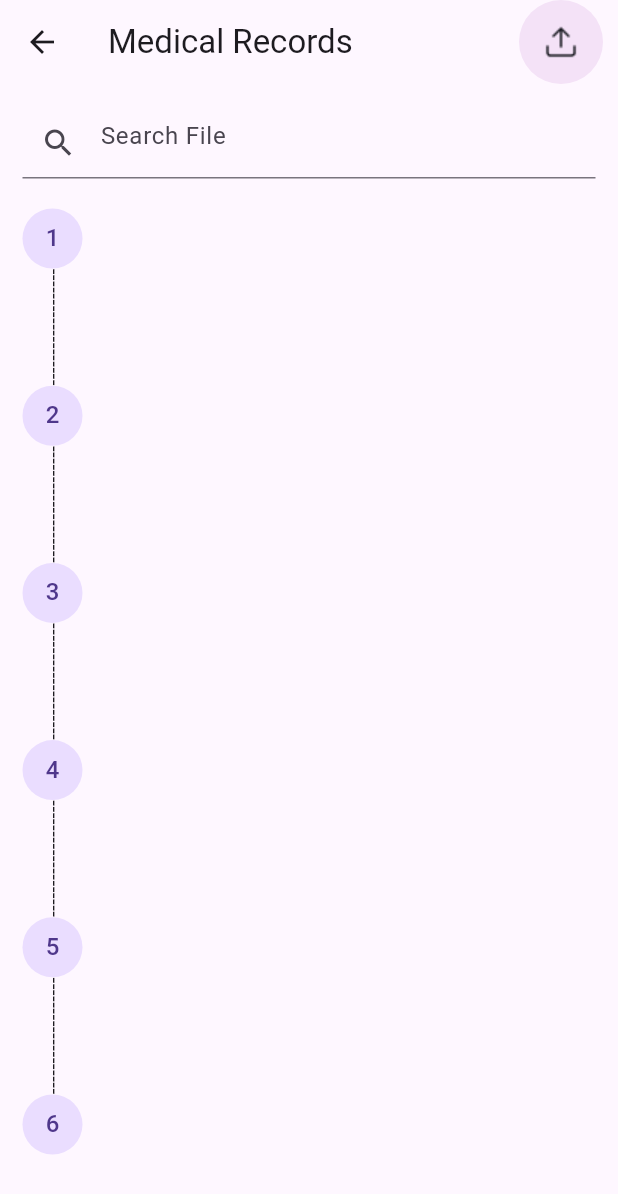
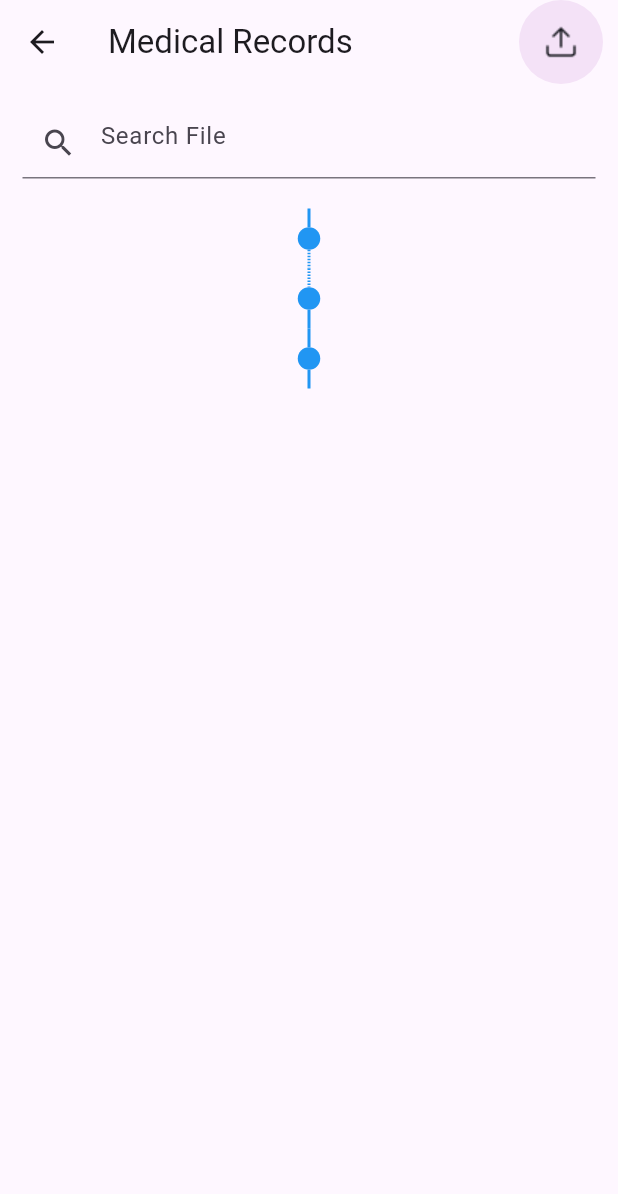
Before and after one commit to AbuRasel9/I-hope-project-ui, a Flutter app: the MedicalRecord screen opened directly, on a phone screen of 412 x 824 dp. Shown: the top 1194 px of the screen. Run offline on Flutter 3.47's test engine with Material 3 defaults, Android fonts, the phone set to English and light mode, and no system bars; drawn by our look-alikes of timelines; our stand-ins replace carousel_slider, curved_labeled_navigation_bar; missing offline and left inert: another_stepper.

Commit message:
medical record

```diff
--- a/lib/screens/booking_appainment/booking_apainment_screen.dart
+++ b/lib/screens/booking_appainment/booking_apainment_screen.dart
@@ -21,7 +21,7 @@ class _BookingAppainmentScreenState extends State<BookingAppainmentScreen> {
               "Booking Appointment",
               style: headingTextStyle(),
             ),
-            Text("Digital Prescription"),
+            Text("Digital Prescription",style: headingTextStyle(),),
             Expanded(child: DigitalPrescriptionListview(listItem: [
               "Biopsy",
               "4D Scan",
--- a/lib/screens/booking_appainment/widget/text_style.dart
+++ b/lib/screens/booking_appainment/widget/text_style.dart
@@ -1,3 +1,4 @@
 import 'package:flutter/material.dart';
 
   TextStyle headingTextStyle() => TextStyle(fontSize: 28,fontWeight: FontWeight.bold,color: Colors.black);
+  TextStyle subtitleTextStyle() => TextStyle(fontSize: 22,fontWeight: FontWeight.bold,color: Colors.black);
--- a/lib/screens/medical_record_screen/medical_record.dart
+++ b/lib/screens/medical_record_screen/medical_record.dart
@@ -1,5 +1,7 @@
 import 'package:another_stepper/another_stepper.dart';
 import 'package:flutter/material.dart';
+import 'package:i_hope_practise/screens/booking_appainment/booking_apainment_screen.dart';
+import 'package:timelines/timelines.dart';
 
 class MedicalRecord extends StatefulWidget {
   const MedicalRecord({super.key});
@@ -18,10 +20,15 @@ class _MedicalRecordState extends State<MedicalRecord> {
         actions: [
           Padding(
             padding: const EdgeInsets.only(right: 8.0),
-            child: CircleAvatar(
-                radius: 30,
-                backgroundColor: Colors.purple.withOpacity(.1),
-                child: Image.asset("assets/images/upload.png")),
+            child: InkWell(
+              onTap: (){
+                Navigator.push(context, MaterialPageRoute(builder: (context)=>BookingAppainmentScreen()));
+              },
+              child: CircleAvatar(
+                  radius: 30,
+                  backgroundColor: Colors.purple.withOpacity(.1),
+                  child: Image.asset("assets/images/upload.png")),
+            ),
           )
         ],
       ),
@@ -52,62 +59,107 @@ class _MedicalRecordState extends State<MedicalRecord> {
 
 
             SizedBox(),
-
-            Column(
-              // crossAxisAlignment: CrossAxisAlignment.start,
-              children: [
-                CircleAvatar(child: Text("1"),),
-                Padding(
-                  padding: EdgeInsets.only(left: 4,top: 0),
-                  child: new RotatedBox(
-                      quarterTurns: 1,
-                      child: new Text("-------------------")
-                  ),
-
-                ),
-                CircleAvatar(child: Text("2"),),
-                Padding(
-                  padding: EdgeInsets.only(left: 4,top: 0),
-                  child: new RotatedBox(
-                      quarterTurns: 1,
-                      child: new Text("-------------------")
-                  ),
-
-                ),
-
-                CircleAvatar(child: Text("3"),),
-                Padding(
-                  padding: EdgeInsets.only(left: 4,top: 0),
-                  child: new RotatedBox(
-                      quarterTurns: 1,
-                      child: new Text("-------------------")
-                  ),
-
-                ),
-                CircleAvatar(child: Text("4"),),
-                Padding(
-                  padding: EdgeInsets.only(left: 4,top: 0),
-                  child: new RotatedBox(
-                      quarterTurns: 1,
-                      child: new Text("-------------------")
-                  ),
-
-                ),
-
-                CircleAvatar(child: Text("5"),),
-                Padding(
-                  padding: EdgeInsets.only(left: 4,top: 0),
-                  child: new RotatedBox(
-                      quarterTurns: 1,
-                      child: new Text("-------------------")
-                  ),
-
-                ),
-                CircleAvatar(child: Text("6"),),
+            FixedTimeline.tileBuilder(
+              builder: TimelineTileBuilder.connectedFromStyle(
+                connectionDirection: ConnectionDirection.before,
+                connectorStyleBuilder: (context, index) {
+                  return (index == 1) ? ConnectorStyle.dashedLine : ConnectorStyle.solidLine;
+                },
+                indicatorStyleBuilder: (context, index) => IndicatorStyle.dot,
+                itemExtent: 40.0,
+                itemCount: 3,
+              ),
+            )
 
 
-              ],
-            ),
+
+            // Expanded(
+            //   child: ListView.builder(
+            //       itemCount: 3,
+            //       itemBuilder: (context,index){
+            //         return Column(
+            //           crossAxisAlignment: CrossAxisAlignment.start,
+            //           children: [
+            //              CircleAvatar(child: Text("1"),),
+            //             Padding(
+            //               padding: EdgeInsets.only(left: 12,top: 0),
+            //               child:  RotatedBox(
+            //                   quarterTurns: 1,
+            //                   child:  Text("-------------------")
+            //               ),
+            //
+            //             ),
+            //             CircleAvatar(child: Text("2"),),
+            //             index==2?SizedBox(): Padding(
+            //               padding: EdgeInsets.only(left: 12,top: 0),
+            //               child: new RotatedBox(
+            //                   quarterTurns: 1,
+            //                   child:  Text("-------------------")
+            //               ),
+            //
+            //             ),
+            //
+            //           ],
+            //         );
+            //
+            //   }),
+            // )
+
+            // Column(
+            //   // crossAxisAlignment: CrossAxisAlignment.start,
+            //   children: [
+            //     CircleAvatar(child: Text("1"),),
+            //     Padding(
+            //       padding: EdgeInsets.only(left: 4,top: 0),
+            //       child: new RotatedBox(
+            //           quarterTurns: 1,
+            //           child: new Text("-------------------")
+            //       ),
+            //
+            //     ),
+            //     CircleAvatar(child: Text("2"),),
+            //     Padding(
+            //       padding: EdgeInsets.only(left: 4,top: 0),
+            //       child: new RotatedBox(
+            //           quarterTurns: 1,
+            //           child: new Text("-------------------")
+            //       ),
+            //
+            //     ),
+            //
+            //     CircleAvatar(child: Text("3"),),
+            //     Padding(
+            //       padding: EdgeInsets.only(left: 4,top: 0),
+            //       child: new RotatedBox(
+            //           quarterTurns: 1,
+            //           child: new Text("-------------------")
+            //       ),
+            //
+            //     ),
+            //     CircleAvatar(child: Text("4"),),
+            //     Padding(
+            //       padding: EdgeInsets.only(left: 4,top: 0),
+            //       child: new RotatedBox(
+            //           quarterTurns: 1,
+            //           child: new Text("-------------------")
+            //       ),
+            //
+            //     ),
+            //
+            //     CircleAvatar(child: Text("5"),),
+            //     Padding(
+            //       padding: EdgeInsets.only(left: 4,top: 0),
+            //       child: new RotatedBox(
+            //           quarterTurns: 1,
+            //           child: new Text("-------------------")
+            //       ),
+            //
+            //     ),
+            //     CircleAvatar(child: Text("6"),),
+            //
+            //
+            //   ],
+            // ),
 
 
 
--- a/pubspec.yaml
+++ b/pubspec.yaml
@@ -38,6 +38,7 @@ dependencies:
   carousel_slider: ^4.2.1
   curved_labeled_navigation_bar: ^2.0.2
   another_stepper: ^1.2.2
+  timelines: ^0.1.0
 
 dev_dependencies:
   flutter_test:
```
Also changed, not shown: pubspec.lock.
